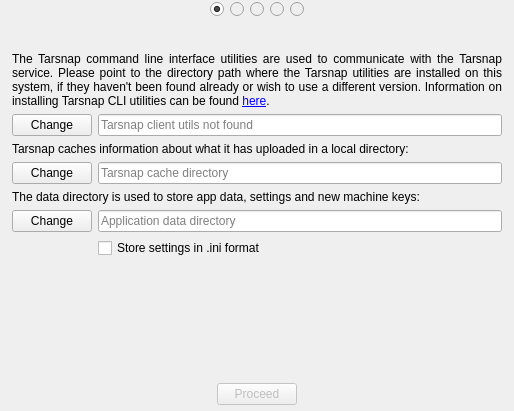
Above: forms/setupdialog.ui from Tarsnap/tarsnap-gui before the change. Below: the same form after it.
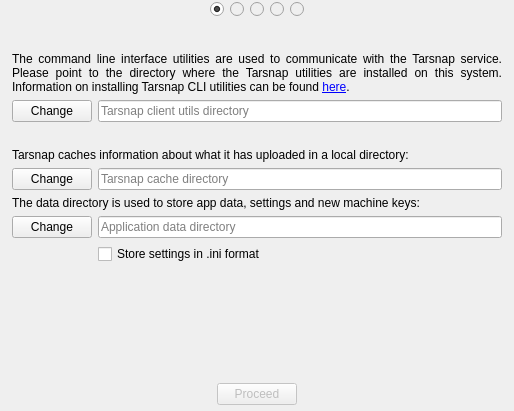
That is the form after the change. The open tabs and pages were chosen to show the change. Icons and pictures are not drawn.

Commit message: Detect tarsnap client version and store it.

Patch:
```diff
--- a/forms/setupdialog.ui
+++ b/forms/setupdialog.ui
@@ -375,7 +375,7 @@
           <property name="bottomMargin">
            <number>0</number>
           </property>
-          <item row="1" column="0">
+          <item row="2" column="0">
            <widget class="QPushButton" name="tarsnapPathBrowseButton">
             <property name="toolTip">
              <string>Look for the Tarsnap CLI utilities</string>
@@ -388,7 +388,7 @@
             </property>
            </widget>
           </item>
-          <item row="1" column="1">
+          <item row="2" column="1">
            <widget class="QLineEdit" name="tarsnapPathLineEdit">
             <property name="toolTip">
              <string>Must point to the Tarsnap CLI utilities directory</string>
@@ -400,14 +400,14 @@
              <bool>true</bool>
             </property>
             <property name="placeholderText">
-             <string>Tarsnap client utils not found</string>
+             <string>Tarsnap client utils directory</string>
             </property>
             <property name="clearButtonEnabled">
              <bool>true</bool>
             </property>
            </widget>
           </item>
-          <item row="3" column="0">
+          <item row="5" column="0">
            <widget class="QPushButton" name="tarsnapCacheBrowseButton">
             <property name="toolTip">
              <string>Change Tarsnap cache directory</string>
@@ -420,7 +420,7 @@
             </property>
            </widget>
           </item>
-          <item row="3" column="1">
+          <item row="5" column="1">
            <widget class="QLineEdit" name="tarsnapCacheLineEdit">
             <property name="dragEnabled">
              <bool>true</bool>
@@ -436,7 +436,7 @@
           <item row="0" column="0" colspan="2">
            <widget class="QLabel" name="label">
             <property name="text">
-             <string>&lt;html&gt;&lt;head/&gt;&lt;body&gt;&lt;p&gt;The Tarsnap command line interface utilities are used to communicate with the Tarsnap service. Please point to the directory path where the Tarsnap utilities are installed on this system, if they haven't been found already or wish to use a different version. Information on installing Tarsnap CLI utilities can be found &lt;a href=&quot;http://tarsnap.com&quot;&gt;&lt;span style=&quot; text-decoration: underline; color:#0000ff;&quot;&gt;here&lt;/span&gt;&lt;/a&gt;.&lt;/p&gt;&lt;/body&gt;&lt;/html&gt;</string>
+             <string>&lt;html&gt;&lt;head/&gt;&lt;body&gt;&lt;p&gt;The command line interface utilities are used to communicate with the Tarsnap service. Please point to the directory where the Tarsnap utilities are installed on this system. Information on installing Tarsnap CLI utilities can be found &lt;a href=&quot;http://tarsnap.com&quot;&gt;&lt;span style=&quot; text-decoration: underline; color:#0000ff;&quot;&gt;here&lt;/span&gt;&lt;/a&gt;.&lt;/p&gt;&lt;/body&gt;&lt;/html&gt;</string>
             </property>
             <property name="alignment">
              <set>Qt::AlignJustify|Qt::AlignVCenter</set>
@@ -452,7 +452,7 @@
             </property>
            </widget>
           </item>
-          <item row="2" column="0" colspan="2">
+          <item row="4" column="0" colspan="2">
            <widget class="QLabel" name="label_2">
             <property name="text">
              <string>Tarsnap caches information about what it has uploaded in a local directory:</string>
@@ -462,7 +462,7 @@
             </property>
            </widget>
           </item>
-          <item row="4" column="0" colspan="2">
+          <item row="6" column="0" colspan="2">
            <widget class="QLabel" name="label_4">
             <property name="text">
              <string>The data directory is used to store app data, settings and new machine keys:</string>
@@ -472,7 +472,7 @@
             </property>
            </widget>
           </item>
-          <item row="5" column="0">
+          <item row="7" column="0">
            <widget class="QPushButton" name="appDataBrowseButton">
             <property name="toolTip">
              <string>Change application data directory</string>
@@ -482,7 +482,7 @@
             </property>
            </widget>
           </item>
-          <item row="5" column="1">
+          <item row="7" column="1">
            <widget class="QLineEdit" name="appDataPathLineEdit">
             <property name="text">
              <string/>
@@ -495,7 +495,7 @@
             </property>
            </widget>
           </item>
-          <item row="6" column="1">
+          <item row="8" column="1">
            <widget class="QCheckBox" name="storeIniFormatCheckBox">
             <property name="toolTip">
              <string>Instead of the platform choice, prefs on OS X and registry on Windows.</string>
@@ -505,6 +505,13 @@
             </property>
            </widget>
           </item>
+          <item row="3" column="1">
+           <widget class="QLabel" name="clientVersionLabel">
+            <property name="text">
+             <string/>
+            </property>
+           </widget>
+          </item>
          </layout>
         </widget>
        </item>
```
The commit also changes 8 other files.
